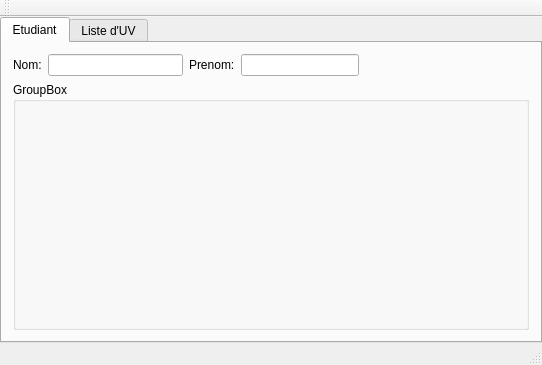
Old version of the form src/view/mainwindow.ui in the repository V1rgul/UT-profiler.
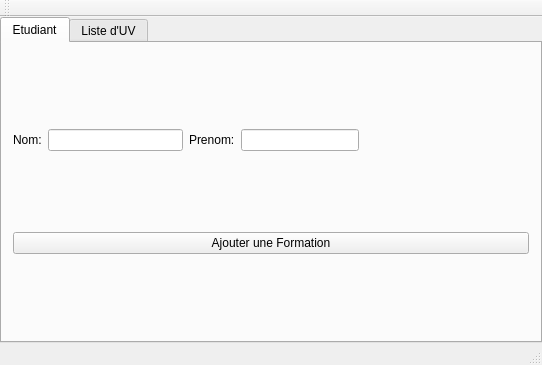
New version of the form. The open tabs and pages were chosen to show the change.

Commit message: QFormation widget

Patch:
```diff
--- a/src/view/mainwindow.ui
+++ b/src/view/mainwindow.ui
@@ -39,7 +39,7 @@
        <attribute name="title">
         <string>Etudiant</string>
        </attribute>
-       <layout class="QVBoxLayout" name="verticalLayout_2" stretch="0,1">
+       <layout class="QVBoxLayout" name="verticalLayout_2" stretch="0,0">
         <item>
          <layout class="QHBoxLayout" name="horizontalLayout_3">
           <item>
@@ -86,11 +86,15 @@
          </layout>
         </item>
         <item>
-         <widget class="QGroupBox" name="groupBox">
-          <property name="title">
-           <string>GroupBox</string>
-          </property>
-         </widget>
+         <layout class="QHBoxLayout" name="horizontalLayout_4">
+          <item>
+           <widget class="QPushButton" name="pushButton">
+            <property name="text">
+             <string>Ajouter une Formation</string>
+            </property>
+           </widget>
+          </item>
+         </layout>
         </item>
        </layout>
       </widget>
```
Left out of the diff: 4 changed lines with no effect on the pictures. The commit also changes 10 other files.
